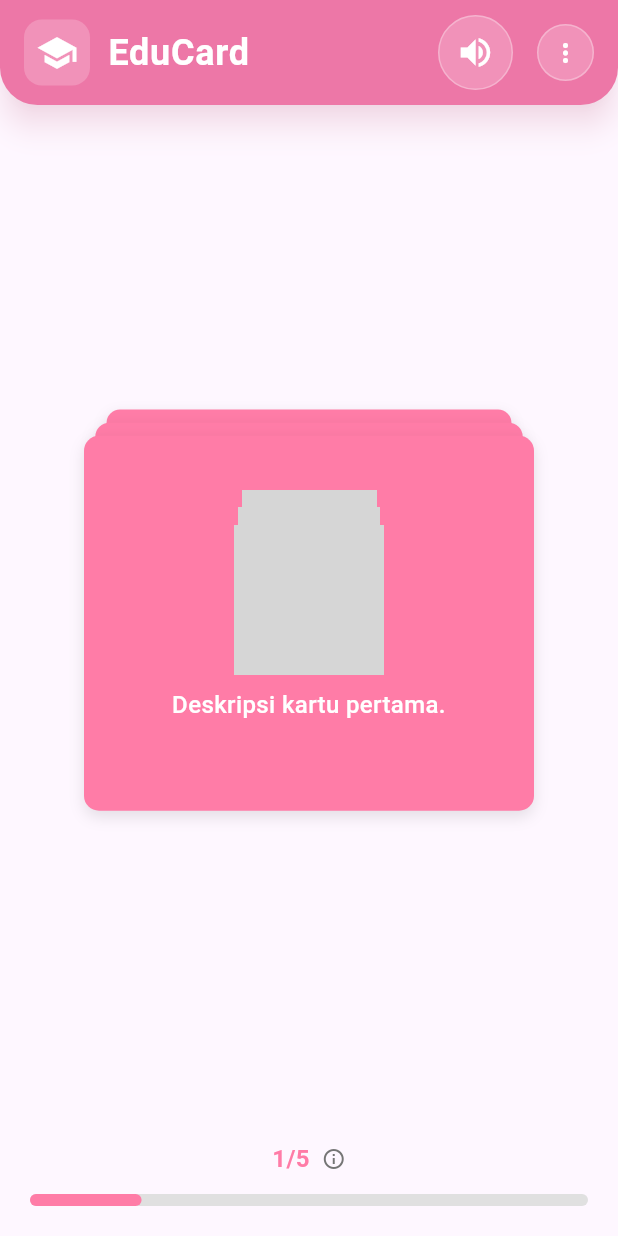
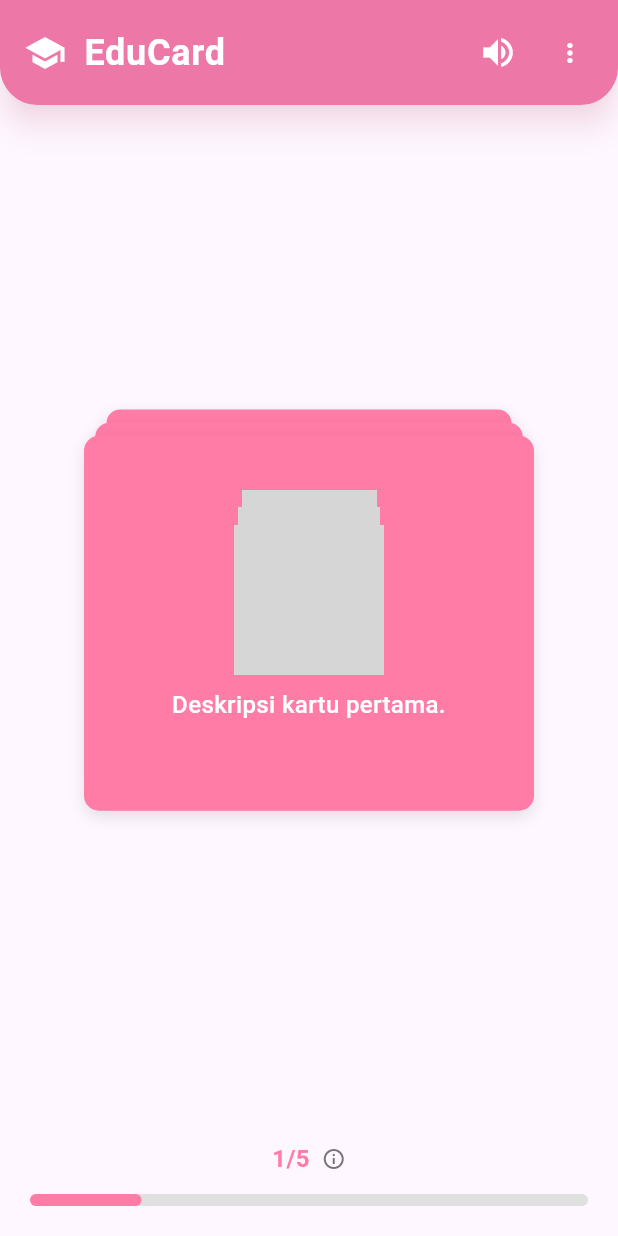
Before and after one commit to gedehariyogananda/educate-card, a Flutter app: the screen it shows after launch, after a tap on "Lewati", on a phone screen of 412 x 824 dp. Run offline on Flutter 3.47's test engine with Material 3 defaults, Android fonts, the light colour scheme and no system bars; drawn by our look-alikes of showcaseview; our stand-ins replace flutter_tts, introduction_screen, shared_preferences; network calls fail; grey boxes are pictures that could not be loaded.

Commit message:
fix: showcase clean font

```diff
--- a/lib/main.dart
+++ b/lib/main.dart
@@ -42,10 +42,14 @@ class _SplashScreenState extends State<SplashScreen> {
   }
 
   Future<void> _checkTutorialStatus() async {
-    await Future.delayed(Duration(seconds: 2));
+    await Future.delayed(Duration(seconds: 2)); // Splash screen delay
 
     final prefs = await SharedPreferences.getInstance();
     final tutorialCompleted = prefs.getBool('tutorial_completed') ?? false;
+
+    print('=== SPLASH DEBUG ===');
+    print('Tutorial completed: $tutorialCompleted');
+    print('==================');
 
     if (mounted) {
       if (tutorialCompleted) {
@@ -91,8 +95,7 @@ class _SplashScreenState extends State<SplashScreen> {
             ),
             SizedBox(height: 10),
             Text(
-              'Aplikasi pembelajaran interaktif dengan kartu edukasi yang menyenangkan.',
-              textAlign: TextAlign.center,
+              'Pembelajaran Interaktif',
               style: TextStyle(
                 fontSize: 16,
                 color: Colors.white70,
@@ -122,6 +125,7 @@ class _HomePageState extends State<HomePage> {
   bool isSoundEnabled = true;
   late FlutterTts flutterTts;
   int currentCardIndex = 0;
+  BuildContext? _showcaseContext; // Menyimpan context untuk showcase
 
   // Showcase keys
   final GlobalKey _soundButtonKey = GlobalKey();
@@ -129,20 +133,11 @@ class _HomePageState extends State<HomePage> {
   final GlobalKey _cardKey = GlobalKey();
   final GlobalKey _progressKey = GlobalKey();
 
-  bool _showShowcase = true;
-
   @override
   void initState() {
     super.initState();
     _initTts();
     _loadLastCardIndex();
-
-    // Show showcase after build
-    WidgetsBinding.instance.addPostFrameCallback((_) {
-      if (_showShowcase) {
-        _startShowcase();
-      }
-    });
   }
 
   // Load last card index from SharedPreferences
@@ -152,12 +147,14 @@ class _HomePageState extends State<HomePage> {
       final savedIndex = prefs.getInt('last_card_index') ?? 0;
       final savedSoundState = prefs.getBool('sound_enabled') ?? true;
       final tutorialStatus = prefs.getBool('tutorial_completed') ?? false;
+      final showcaseShown = prefs.getBool('showcase_shown') ?? false;
 
       // Log untuk debugging
       print('=== HOME PAGE DEBUG ===');
       print('Loading saved card index: $savedIndex');
       print('Sound enabled: $savedSoundState');
       print('Tutorial completed status: $tutorialStatus');
+      print('Showcase shown status: $showcaseShown');
       print('====================');
 
       setState(() {
@@ -183,6 +180,37 @@ class _HomePageState extends State<HomePage> {
     } catch (e) {
       print('Error saving state: $e');
     }
+  }
+
+  // Show progress info modal
+  void _showProgressInfo() {
+    showDialog(
+      context: context,
+      builder: (BuildContext context) {
+        return AlertDialog(
+          title: Row(
+            children: [
+              Icon(Icons.info_outline, color: ThemeColors.baseColor),
+              SizedBox(width: 8),
+              Text('Info Progress'),
+            ],
+          ),
+          content: Text(
+            'Progress pembelajaran Anda disimpan secara otomatis walaupun Anda keluar aplikasi. Anda dapat melanjutkan belajar dari kartu terakhir yang Anda lihat.',
+            style: TextStyle(fontSize: 16),
+          ),
+          actions: [
+            TextButton(
+              onPressed: () => Navigator.of(context).pop(),
+              child: Text(
+                'Mengerti',
+                style: TextStyle(color: ThemeColors.baseColor),
+              ),
+            ),
+          ],
+        );
+      },
+    );
   }
 
   // Show reset dialog
@@ -219,12 +247,15 @@ class _HomePageState extends State<HomePage> {
       final prefs = await SharedPreferences.getInstance();
       await prefs.setInt('last_card_index', 0);
       await prefs.setBool('tutorial_completed', false); // Reset tutorial status
+      await prefs.setBool('showcase_shown', false); // Reset showcase status
 
-      // Log untuk debugging
       print('=== RESET PROGRESS DEBUG ===');
       print('Resetting tutorial_completed to: false');
-      final resetValue = prefs.getBool('tutorial_completed') ?? true;
-      print('Verification - SharedPreferences value after reset: $resetValue');
+      print('Resetting showcase_shown to: false');
+      final resetTutorial = prefs.getBool('tutorial_completed') ?? true;
+      final resetShowcase = prefs.getBool('showcase_shown') ?? true;
+      print('Verification - Tutorial after reset: $resetTutorial');
+      print('Verification - Showcase after reset: $resetShowcase');
       print('Navigating to: /tutorial');
       print('==========================');
 
@@ -253,9 +284,21 @@ class _HomePageState extends State<HomePage> {
   }
 
   void _startShowcase() {
-    ShowCaseWidget.of(
-      context,
-    ).startShowCase([_soundButtonKey, _cardKey, _progressKey, _menuButtonKey]);
+    print('=== SHOWCASE DEBUG ===');
+    print('Starting showcase from menu Tips Penggunaan');
+    print('Showcase context available: ${_showcaseContext != null}');
+    print('===================');
+
+    if (_showcaseContext != null) {
+      ShowCaseWidget.of(_showcaseContext!).startShowCase([
+        _soundButtonKey,
+        _cardKey,
+        _progressKey,
+        _menuButtonKey,
+      ]);
+    } else {
+      print('ERROR: Showcase context is null');
+    }
   }
 
   void _initTts() {
@@ -278,7 +321,6 @@ class _HomePageState extends State<HomePage> {
     if (!isSoundEnabled) {
       flutterTts.stop();
     }
-    // Save sound state
     _saveLastCardIndex();
   }
 
@@ -291,9 +333,11 @@ class _HomePageState extends State<HomePage> {
   @override
   Widget build(BuildContext context) {
     return ShowCaseWidget(
-      builder: (context) => MaterialApp(
-        title: 'EduCard',
-        home: Scaffold(
+      builder: (showcaseContext) {
+        // Simpan context untuk showcase
+        _showcaseContext = showcaseContext;
+
+        return Scaffold(
           appBar: AppBar(
             backgroundColor: ThemeColors.baseColor,
             elevation: 8,
@@ -304,17 +348,10 @@ class _HomePageState extends State<HomePage> {
                 bottomRight: Radius.circular(25),
               ),
             ),
-            toolbarHeight: 70, // Tinggi AppBar sedikit lebih besar
+            toolbarHeight: 70,
             title: Row(
               children: [
-                Container(
-                  padding: EdgeInsets.all(8),
-                  decoration: BoxDecoration(
-                    color: Colors.white.withOpacity(0.2),
-                    borderRadius: BorderRadius.circular(12),
-                  ),
-                  child: Icon(Icons.school, color: Colors.white, size: 28),
-                ),
+                Icon(Icons.school, color: Colors.white, size: 28),
                 SizedBox(width: 12),
                 Text(
                   'EduCard',
@@ -333,17 +370,17 @@ class _HomePageState extends State<HomePage> {
                 title: 'Kontrol Suara',
                 description:
                     'Tekan untuk menghidupkan atau mematikan suara narasi',
+                titleTextStyle: TextStyle(
+                  fontSize: 17,
+                  fontWeight: FontWeight.bold,
+                  color: Colors.black,
+                ),
+                descTextStyle: TextStyle(
+                  fontSize: 14,
+                  fontWeight: FontWeight.w400,
+                  color: Colors.black,
+                ),
                 targetBorderRadius: BorderRadius.circular(25),
-                child: Container(
-                  margin: EdgeInsets.only(right: 8),
-                  decoration: BoxDecoration(
-                    color: Colors.white.withOpacity(0.2),
-                    borderRadius: BorderRadius.circular(25),
-                    border: Border.all(
-                      color: Colors.white.withOpacity(0.3),
-                      width: 1,
-                    ),
-                  ),
                 child: IconButton(
                   onPressed: _toggleSound,
                   icon: Icon(
@@ -351,30 +388,26 @@ class _HomePageState extends State<HomePage> {
                     color: Colors.white,
                     size: 26,
                   ),
-                    tooltip: isSoundEnabled
-                        ? 'Matikan Suara'
-                        : 'Nyalakan Suara',
-                  ),
+                  tooltip: isSoundEnabled ? 'Matikan Suara' : 'Nyalakan Suara',
                 ),
               ),
               Showcase(
                 key: _menuButtonKey,
                 title: 'Menu Bantuan',
                 description: 'Akses tutorial dan tips penggunaan',
+                titleTextStyle: TextStyle(
+                  fontSize: 17,
+                  fontWeight: FontWeight.bold,
+                  color: Colors.black,
+                ),
+                descTextStyle: TextStyle(
+                  fontSize: 14,
+                  fontWeight: FontWeight.w400,
+                  color: Colors.black,
+                ),
                 targetBorderRadius: BorderRadius.circular(25),
                 child: PopupMenuButton<String>(
-                  icon: Container(
-                    padding: EdgeInsets.all(8),
-                    decoration: BoxDecoration(
-                      color: Colors.white.withOpacity(0.2),
-                      borderRadius: BorderRadius.circular(25),
-                      border: Border.all(
-                        color: Colors.white.withOpacity(0.3),
-                        width: 1,
-                      ),
-                    ),
-                    child: Icon(Icons.more_vert, color: Colors.white, size: 20),
-                  ),
+                  icon: Icon(Icons.more_vert, color: Colors.white, size: 20),
                   onSelected: (String value) {
                     if (value == 'tutorial') {
                       Navigator.pushNamed(context, '/tutorial');
@@ -427,6 +460,16 @@ class _HomePageState extends State<HomePage> {
                     title: 'Kartu Pembelajaran',
                     description:
                         'Ketuk untuk membalik kartu, swipe atas/bawah untuk navigasi',
+                    titleTextStyle: TextStyle(
+                      fontSize: 17,
+                      fontWeight: FontWeight.bold,
+                      color: Colors.black,
+                    ),
+                    descTextStyle: TextStyle(
+                      fontSize: 14,
+                      fontWeight: FontWeight.w400,
+                      color: Colors.black,
+                    ),
                     targetBorderRadius: BorderRadius.circular(10),
                     child: CardsSwiperWidget<BaseDatas>(
                       cardData: cards,
@@ -437,7 +480,6 @@ class _HomePageState extends State<HomePage> {
                         if (index >= 0 && index < cards.length) {
                           _speak(cards[index].description);
                         }
-                        // Save current card index
                         _saveLastCardIndex();
                       },
                       cardBuilder: (context, index, visibleIndex) {
@@ -538,6 +580,16 @@ class _HomePageState extends State<HomePage> {
                 title: 'Progress Pembelajaran',
                 description:
                     'Menunjukkan kartu ke berapa dan kemajuan belajar Anda',
+                titleTextStyle: TextStyle(
+                  fontSize: 17,
+                  fontWeight: FontWeight.bold,
+                  color: Colors.black,
+                ),
+                descTextStyle: TextStyle(
+                  fontSize: 14,
+                  fontWeight: FontWeight.w400,
+                  color: Colors.black,
+                ),
                 targetBorderRadius: BorderRadius.circular(10),
                 child: Container(
                   padding: EdgeInsets.all(20),
@@ -555,8 +607,8 @@ class _HomePageState extends State<HomePage> {
                             ),
                           ),
                           SizedBox(width: 8),
-                          Tooltip(
-                            message: 'Progress tersimpan otomatis',
+                          GestureDetector(
+                            onTap: _showProgressInfo,
                             child: Icon(
                               Icons.info_outline,
                               size: 16,
@@ -590,8 +642,8 @@ class _HomePageState extends State<HomePage> {
               ),
             ],
           ),
-        ),
-      ),
+        );
+      },
     );
   }
 }
```
Lines whose indentation alone changed are shown as unchanged.
